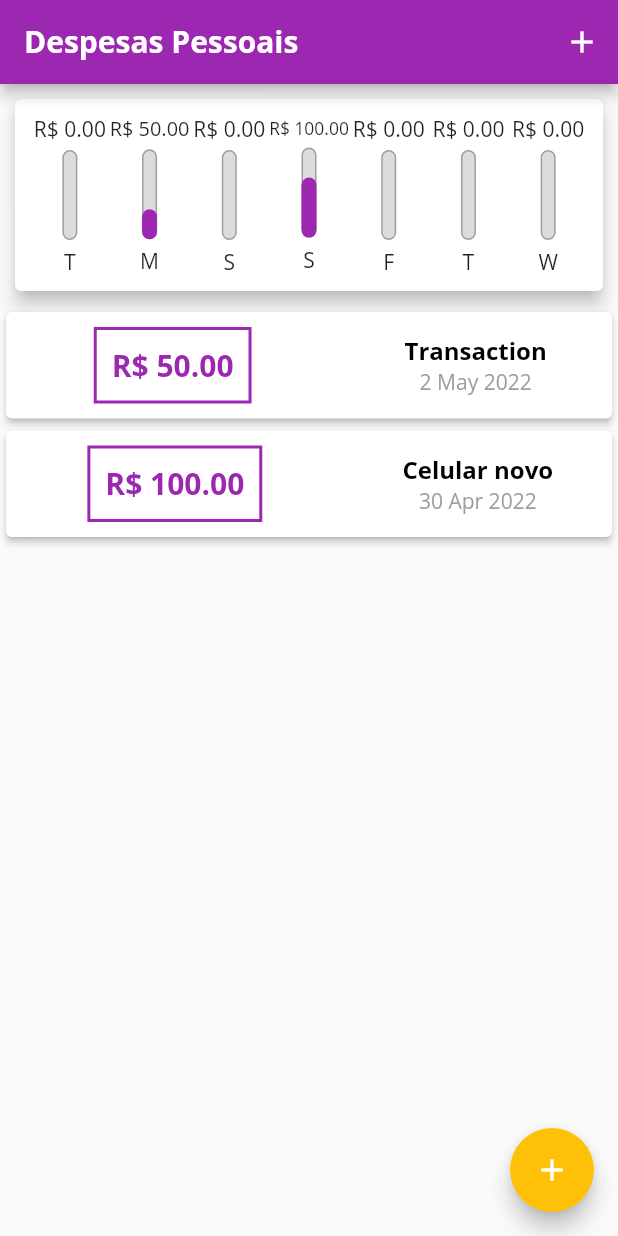
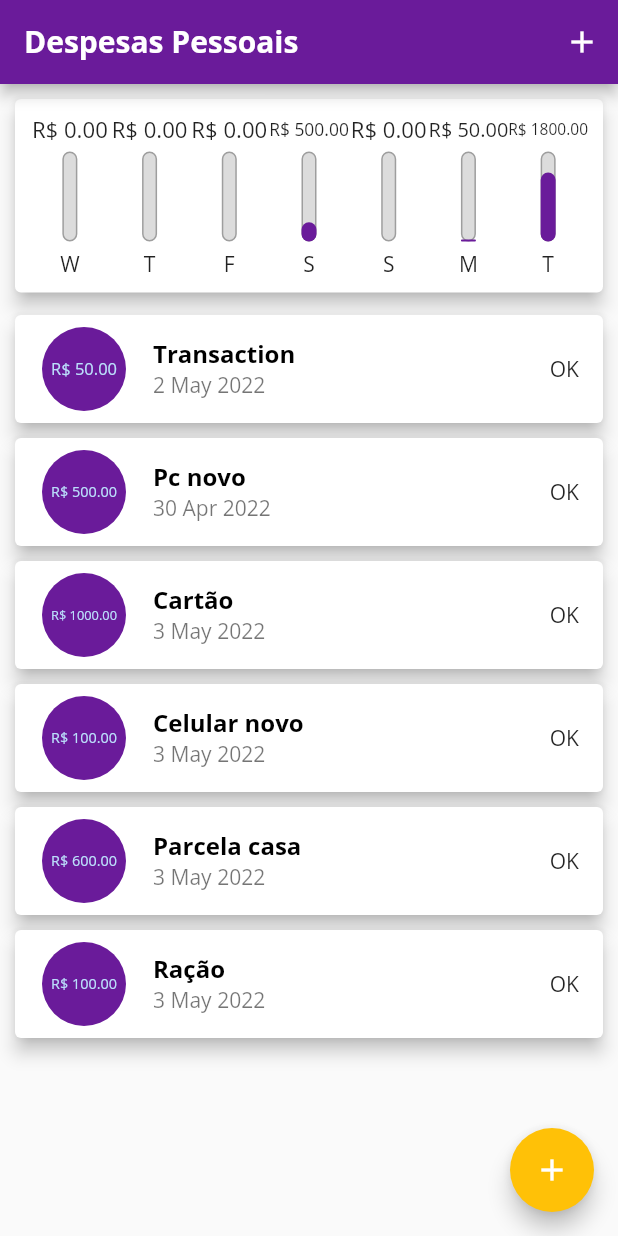
Before and after one commit to icarodavi/expenses, a Flutter app: the screen it shows after launch, on a phone screen of 412 x 824 dp. Run offline on Flutter 3.47's test engine with Material 2 defaults, Android fonts, the phone set to English and light mode, and no system bars.

Commit message:
Container Chat_bar and Reversed list

```diff
--- a/lib/components/chart.dart
+++ b/lib/components/chart.dart
@@ -25,7 +25,7 @@ class Chart extends StatelessWidget {
         'day': DateFormat.E().format(weekDay)[0],
         'value': totalSum,
       };
-    });
+    }).reversed.toList();
   }
 
   double get _weekTotalValue {
--- a/lib/components/chart_bar.dart
+++ b/lib/components/chart_bar.dart
@@ -11,8 +11,11 @@ class ChartBar extends StatelessWidget {
   Widget build(BuildContext context) {
     return Column(
       children: <Widget>[
-        FittedBox(
-          child: Text('R\$ ${value!.toStringAsFixed(2)}'),
+        Container(
+          height: 20,
+          child: FittedBox(
+            child: Text('R\$ ${value!.toStringAsFixed(2)}'),
+          ),
         ),
         const SizedBox(height: 5),
         // ignore: sized_box_for_whitespace
--- a/lib/components/transaction_list.dart
+++ b/lib/components/transaction_list.dart
@@ -35,44 +35,29 @@ class TransactionList extends StatelessWidget {
                 final tr = transactions[index];
 
                 return Card(
-                  elevation: 2,
-                  child: Row(
-                      mainAxisAlignment: MainAxisAlignment.spaceAround,
-                      children: [
-                        Container(
-                          margin: const EdgeInsets.symmetric(
-                            horizontal: 15,
-                            vertical: 10,
+                  elevation: 5,
+                  margin: EdgeInsets.symmetric(
+                    vertical: 5,
+                    horizontal: 10,
                   ),
-                          decoration: BoxDecoration(
-                            border: Border.all(
-                              color: Colors.purple,
-                              width: 2,
-                            ),
-                          ),
-                          padding: const EdgeInsets.all(10),
-                          child: Text(
-                            'R\$ ${tr.value.toStringAsFixed(2)}',
-                            style: const TextStyle(
-                              fontWeight: FontWeight.bold,
-                              fontSize: 20,
-                              color: Colors.purple,
+                  child: ListTile(
+                    leading: CircleAvatar(
+                      radius: 30,
+                      backgroundColor: Theme.of(context).colorScheme.primary,
+                      child: Padding(
+                        padding: const EdgeInsets.all(8.0),
+                        child: FittedBox(
+                          child: Text('R\$ ${tr.value.toStringAsFixed(2)}'),
                         ),
                       ),
                     ),
-                        Column(
-                          children: [
-                            Text(
+                    title: Text(
                       tr.title,
                       style: Theme.of(context).textTheme.headline6,
                     ),
-                            Text(
-                              DateFormat('d MMM y').format(tr.date),
-                              style: const TextStyle(color: Colors.grey),
-                            )
-                          ],
+                    subtitle: Text(DateFormat('d MMM y').format(tr.date)),
+                    trailing: Text('OK'),
                   ),
-                      ]),
                 );
               },
             ),
--- a/lib/main.dart
+++ b/lib/main.dart
@@ -16,7 +16,7 @@ class ExpensesApp extends StatelessWidget {
       home: MyHomePage(),
       theme: tema.copyWith(
           colorScheme: tema.colorScheme.copyWith(
-            primary: Colors.purple,
+            primary: Colors.purple[800],
             secondary: Colors.amber,
           ),
           textTheme: tema.textTheme.copyWith(
@@ -52,9 +52,33 @@ class _MyHomePageState extends State<MyHomePage> {
       value: 50.00,
     ),
     Transaction(
+      id: 't3',
+      title: 'Pc novo',
+      date: DateTime.now().subtract(Duration(days: 3)),
+      value: 500.00,
+    ),
+    Transaction(
+      id: 't4',
+      title: 'Cartão',
+      date: DateTime.now(),
+      value: 1000.00,
+    ),
+    Transaction(
       id: 't2',
       title: 'Celular novo',
-      date: DateTime.now().subtract(Duration(days: 3)),
+      date: DateTime.now(),
+      value: 100.00,
+    ),
+    Transaction(
+      id: 't2',
+      title: 'Parcela casa',
+      date: DateTime.now(),
+      value: 600.00,
+    ),
+    Transaction(
+      id: 't2',
+      title: 'Ração',
+      date: DateTime.now(),
       value: 100.00,
     ),
   ];
```
Lines whose indentation alone changed are shown as unchanged.
